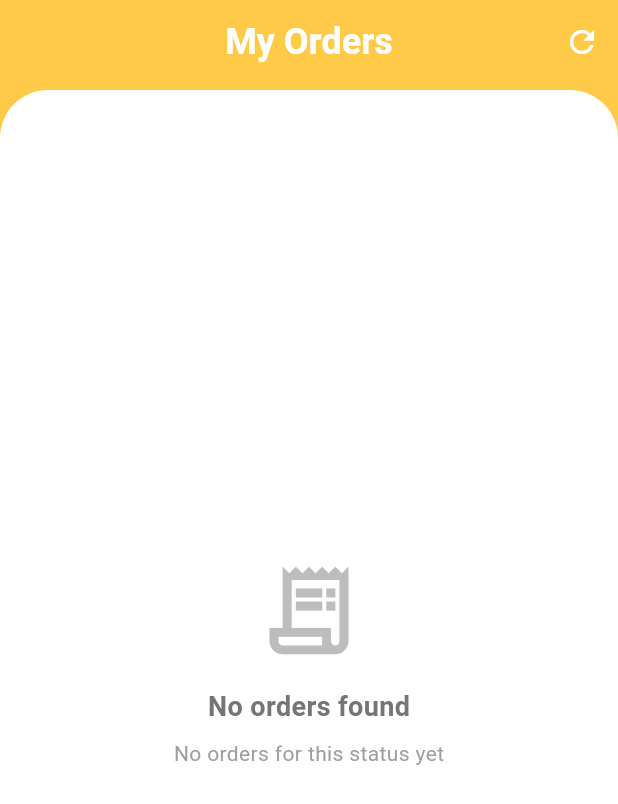
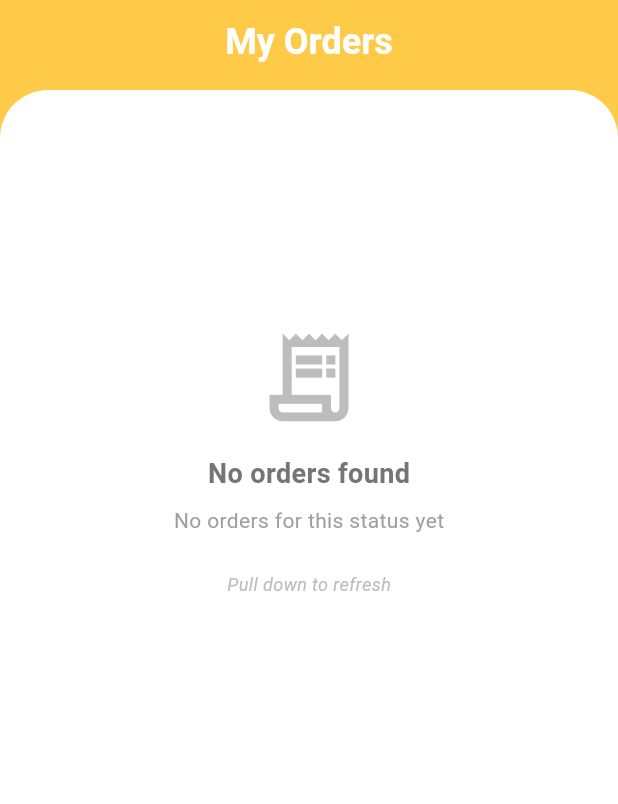
Before and after one commit to Badboyzzzzzzzzzz/palm_restaurant, a Flutter app: the OrderScreen screen opened directly, on a phone screen of 412 x 824 dp. Shown: the top 804 px of the screen. Run offline on Flutter 3.47's test engine with Material 3 defaults, Android fonts, the phone set to English and light mode, and no system bars; our stand-ins replace cached_network_image, carousel_slider, cloud_firestore, firebase_auth, firebase_core, flutter_animate and 11 more; missing offline and left inert: flutter_add_to_cart_button, khqr_sdk; accounts and stored records are empty; network calls fail.

Commit message:
code refactor

```diff
--- a/lib/main.dart
+++ b/lib/main.dart
@@ -33,7 +33,7 @@ import 'package:palm_ecommerce_app/data/repository/https/bakong_api_repository.d
 
 void main() async {
   WidgetsFlutterBinding.ensureInitialized();
-   if (Firebase.apps.isEmpty) {
+  if (Firebase.apps.isEmpty) {
     await Firebase.initializeApp();
   }
   final authRepository = AuthenticationApiRepository();
@@ -85,6 +85,7 @@ void main() async {
     ),
   );
 }
+
 class MyApp extends StatelessWidget {
   const MyApp({super.key});
 
@@ -119,5 +120,4 @@ class MyApp extends StatelessWidget {
       },
     );
   }
-
 }
--- a/lib/ui/screens/order/order.dart
+++ b/lib/ui/screens/order/order.dart
@@ -1,5 +1,6 @@
 // ignore_for_file: deprecated_member_use
 import 'package:flutter/material.dart';
+import 'package:flutter/services.dart';
 import 'package:provider/provider.dart';
 import 'package:palm_ecommerce_app/ui/provider/order_provider.dart';
 import 'package:palm_ecommerce_app/util/themes.dart';
@@ -103,6 +104,56 @@ class _OrderScreenState extends State<OrderScreen>
     }
   }
 
+  Future<void> _refreshOrders() async {
+    try {
+      // Add haptic feedback for modern feel
+      HapticFeedback.lightImpact();
+
+      final orderProvider = context.read<OrderProvider>();
+
+      // Refresh order status first
+      await orderProvider.getOrderStatus();
+
+      // Get current selected status or use first status
+      if (orderProvider.orderStatus.data?.isNotEmpty ?? false) {
+        final statusId = orderProvider.selectedStatusId.isNotEmpty
+            ? orderProvider.selectedStatusId
+            : orderProvider.orderStatus.data!.first.statusProcessId ?? '';
+
+        // Refresh orders for current status
+        await orderProvider.getOrders(statusId);
+      }
+
+      // Success haptic feedback
+      HapticFeedback.selectionClick();
+    } catch (e) {
+      // Error haptic feedback
+      HapticFeedback.heavyImpact();
+
+      // Handle error silently or show a snackbar
+      debugPrint('Error refreshing orders: $e');
+      if (mounted) {
+        ScaffoldMessenger.of(context).showSnackBar(
+          SnackBar(
+            content: Row(
+              children: [
+                Icon(Icons.error_outline, color: Colors.white, size: 20),
+                const SizedBox(width: 8),
+                Text('Failed to refresh orders'),
+              ],
+            ),
+            backgroundColor: Colors.red,
+            duration: const Duration(seconds: 3),
+            behavior: SnackBarBehavior.floating,
+            shape: RoundedRectangleBorder(
+              borderRadius: BorderRadius.circular(10),
+            ),
+          ),
+        );
+      }
+    }
+  }
+
   @override
   Widget build(BuildContext context) {
     final orderProvider = context.watch<OrderProvider>();
@@ -113,24 +164,11 @@ class _OrderScreenState extends State<OrderScreen>
         automaticallyImplyLeading: false,
         centerTitle: true,
         backgroundColor: primaryBackgroundColor,
-        title: Text(AppLocalizations.of(context)?.orders ?? 'My Orders',
+        title: Text(
+          AppLocalizations.of(context)?.orders ?? 'My Orders',
           style: TextStyle(
-                color: Colors.white,
-                fontWeight: FontWeight.bold,
-                fontSize: 24)),
-        actions: [
-          IconButton(
-            onPressed: () {
-              orderProvider.refreshOrderStatus().then((_) {
-                if (orderProvider.orderStatus.data?.isNotEmpty ?? false) {
-                  final firstStatus = orderProvider.orderStatus.data!.first;
-                  orderProvider.getOrders(firstStatus.statusProcessId ?? '');
-                }
-              });
-            },
-            icon: const Icon(Icons.refresh, color: Colors.white),
+              color: Colors.white, fontWeight: FontWeight.bold, fontSize: 24),
         ),
-        ],
       ),
       body: SafeArea(
         child: Column(
@@ -179,9 +217,23 @@ class _OrderScreenState extends State<OrderScreen>
                         ),
                       )
                     : orders.isEmpty
-                        ? Center(
+                        ? RefreshIndicator(
+                            onRefresh: _refreshOrders,
+                            color: primaryBackgroundColor,
+                            backgroundColor: Colors.white,
+                            strokeWidth: 3.0,
+                            displacement: 50.0,
+                            edgeOffset: 20.0,
+                            child: SingleChildScrollView(
+                              physics: const AlwaysScrollableScrollPhysics(
+                                parent: BouncingScrollPhysics(),
+                              ),
+                              child: SizedBox(
+                                height:
+                                    MediaQuery.of(context).size.height * 0.6,
+                                child: Center(
                                   child: Column(
-                              mainAxisSize: MainAxisSize.min,
+                                    mainAxisAlignment: MainAxisAlignment.center,
                                     children: [
                                       Icon(
                                         Icons.receipt_long_outlined,
@@ -205,11 +257,33 @@ class _OrderScreenState extends State<OrderScreen>
                                           color: Colors.grey.shade500,
                                         ),
                                       ),
+                                      const SizedBox(height: 24),
+                                      Text(
+                                        'Pull down to refresh',
+                                        style: TextStyle(
+                                          fontSize: 12,
+                                          color: Colors.grey.shade400,
+                                          fontStyle: FontStyle.italic,
+                                        ),
+                                      ),
                                     ],
                                   ),
+                                ),
+                              ),
+                            ),
                           )
-                        : ListView.builder(
+                        : RefreshIndicator(
+                            onRefresh: _refreshOrders,
+                            color: primaryBackgroundColor,
+                            backgroundColor: Colors.white,
+                            strokeWidth: 3.0,
+                            displacement: 50.0,
+                            edgeOffset: 20.0,
+                            child: ListView.builder(
                               padding: const EdgeInsets.only(top: 8),
+                              physics: const AlwaysScrollableScrollPhysics(
+                                parent: BouncingScrollPhysics(),
+                              ),
                               itemCount: orders.length,
                               itemBuilder: (context, index) {
                                 final order = orders[index];
@@ -218,8 +292,13 @@ class _OrderScreenState extends State<OrderScreen>
                                   orderId: order.bookingId ?? '',
                                   orderPhoto: order.orderphoto,
                                   price: order.isPickUp == '1'
-                                    ? (double.tryParse(order.grandTotal ?? '0') ?? 0) - 2
-                                    : (double.tryParse(order.grandTotal ?? '0') ?? 0),
+                                      ? (double.tryParse(
+                                                  order.grandTotal ?? '0') ??
+                                              0) -
+                                          2
+                                      : (double.tryParse(
+                                              order.grandTotal ?? '0') ??
+                                          0),
                                   deliveryStatus: order.isPickUp == '1'
                                       ? 'Pickup'
                                       : 'Delivery',
@@ -233,6 +312,7 @@ class _OrderScreenState extends State<OrderScreen>
                                   },
                                 );
                               },
+                            ),
                           ),
               ),
             ),
```
Also changed, not shown: lib/ui/screens/checkout/check_out.dart (+21 -37 lines), lib/ui/screens/home/home_page.dart (+0 -7 lines). Lines whose indentation alone changed are shown as unchanged.
